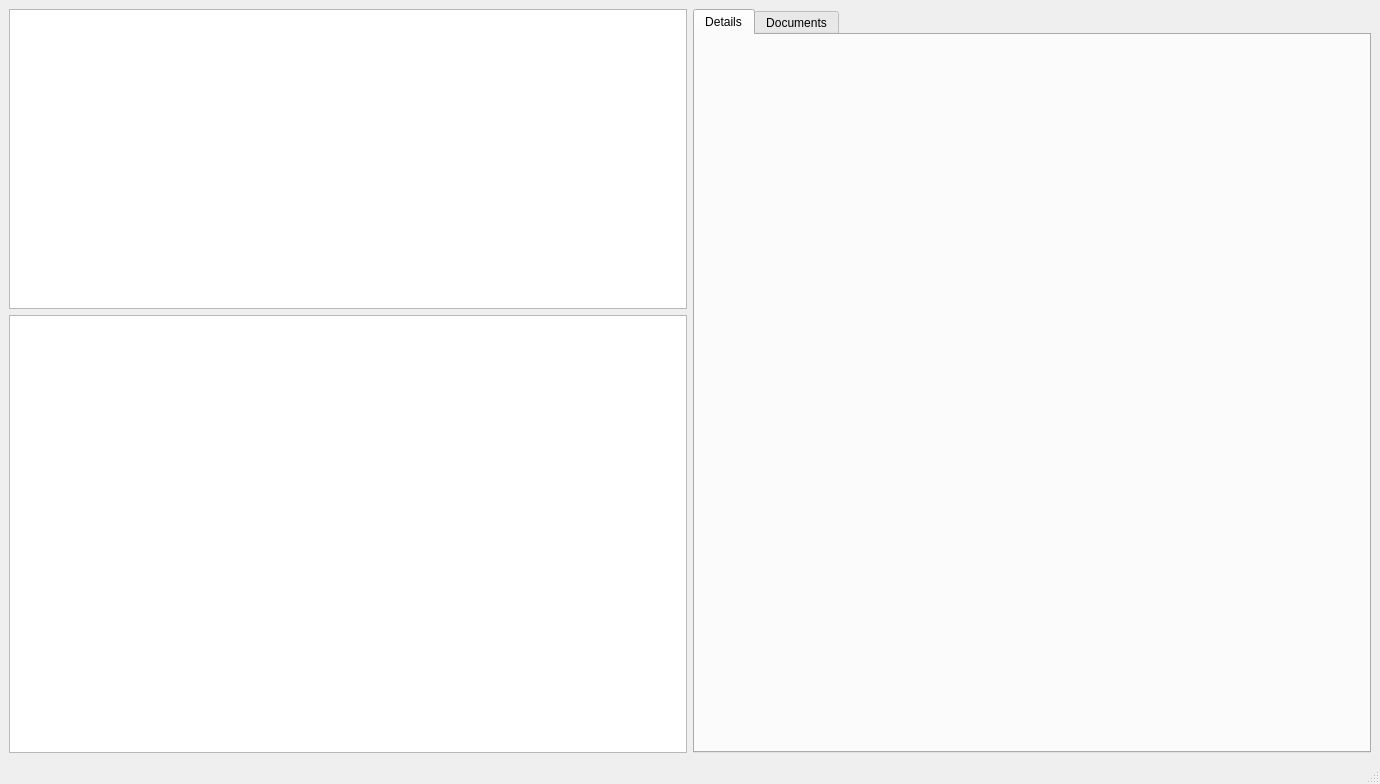
Ctgoyette/lab-inventory-application, file raw_gui.ui: the form before one commit.
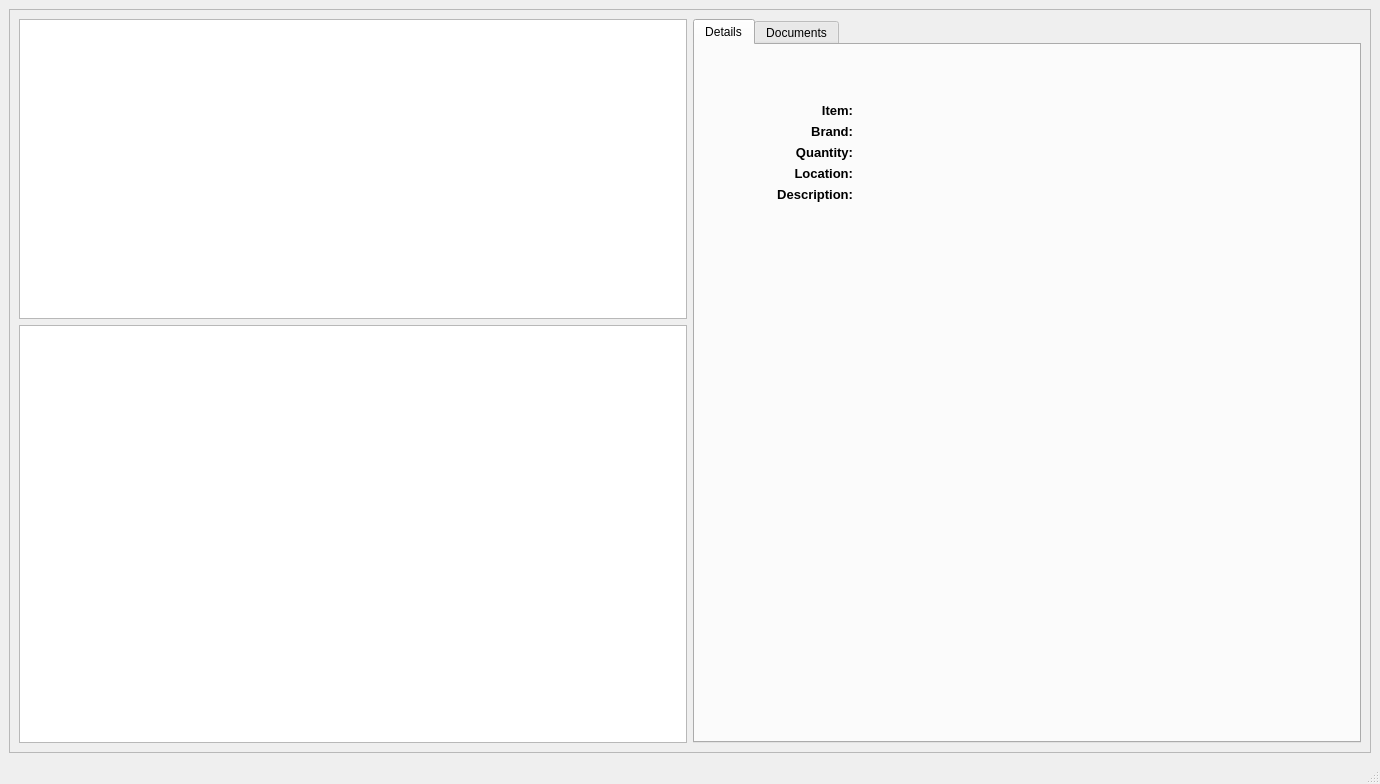
The form after the commit.

Commit message: Added details display to GUI

Diff of the .ui file:
```diff
--- a/raw_gui.ui
+++ b/raw_gui.ui
@@ -14,7 +14,16 @@
    <string>MainWindow</string>
   </property>
   <widget class="QWidget" name="centralwidget">
-   <layout class="QHBoxLayout" name="horizontalLayout">
+   <layout class="QVBoxLayout" name="verticalLayout_4">
+    <item>
+     <widget class="QFrame" name="frame_3">
+      <property name="frameShape">
+       <enum>QFrame::StyledPanel</enum>
+      </property>
+      <property name="frameShadow">
+       <enum>QFrame::Raised</enum>
+      </property>
+      <layout class="QHBoxLayout" name="horizontalLayout_3">
     <item>
      <widget class="QGroupBox" name="list_groupbox">
       <property name="styleSheet">
@@ -80,12 +89,195 @@
        <attribute name="title">
         <string>Details</string>
        </attribute>
+          <layout class="QHBoxLayout" name="horizontalLayout_2">
+           <item>
+            <widget class="QFrame" name="frame">
+             <property name="maximumSize">
+              <size>
+               <width>150</width>
+               <height>16777215</height>
+              </size>
+             </property>
+             <property name="font">
+              <font>
+               <pointsize>10</pointsize>
+               <weight>75</weight>
+               <bold>true</bold>
+              </font>
+             </property>
+             <layout class="QVBoxLayout" name="verticalLayout_2">
+              <property name="rightMargin">
+               <number>1</number>
+              </property>
+              <item>
+               <spacer name="verticalSpacer_3">
+                <property name="orientation">
+                 <enum>Qt::Vertical</enum>
+                </property>
+                <property name="sizeType">
+                 <enum>QSizePolicy::Minimum</enum>
+                </property>
+                <property name="sizeHint" stdset="0">
+                 <size>
+                  <width>20</width>
+                  <height>40</height>
+                 </size>
+                </property>
+               </spacer>
+              </item>
+              <item>
+               <widget class="QLabel" name="label">
+                <property name="text">
+                 <string>Item:</string>
+                </property>
+                <property name="alignment">
+                 <set>Qt::AlignRight|Qt::AlignTrailing|Qt::AlignVCenter</set>
+                </property>
+               </widget>
+              </item>
+              <item>
+               <widget class="QLabel" name="label_2">
+                <property name="text">
+                 <string>Brand:</string>
+                </property>
+                <property name="alignment">
+                 <set>Qt::AlignRight|Qt::AlignTrailing|Qt::AlignVCenter</set>
+                </property>
+               </widget>
+              </item>
+              <item>
+               <widget class="QLabel" name="label_3">
+                <property name="text">
+                 <string>Quantity:</string>
+                </property>
+                <property name="alignment">
+                 <set>Qt::AlignRight|Qt::AlignTrailing|Qt::AlignVCenter</set>
+                </property>
+               </widget>
+              </item>
+              <item>
+               <widget class="QLabel" name="label_4">
+                <property name="text">
+                 <string>Location:</string>
+                </property>
+                <property name="alignment">
+                 <set>Qt::AlignRight|Qt::AlignTrailing|Qt::AlignVCenter</set>
+                </property>
+               </widget>
+              </item>
+              <item>
+               <widget class="QLabel" name="label_5">
+                <property name="text">
+                 <string>Description:</string>
+                </property>
+                <property name="alignment">
+                 <set>Qt::AlignRight|Qt::AlignTrailing|Qt::AlignVCenter</set>
+                </property>
+               </widget>
+              </item>
+              <item>
+               <spacer name="verticalSpacer">
+                <property name="orientation">
+                 <enum>Qt::Vertical</enum>
+                </property>
+                <property name="sizeHint" stdset="0">
+                 <size>
+                  <width>20</width>
+                  <height>40</height>
+                 </size>
+                </property>
+               </spacer>
+              </item>
+             </layout>
+            </widget>
+           </item>
+           <item>
+            <widget class="QFrame" name="frame_2">
+             <property name="font">
+              <font>
+               <pointsize>10</pointsize>
+               <weight>50</weight>
+               <bold>false</bold>
+              </font>
+             </property>
+             <layout class="QVBoxLayout" name="verticalLayout_3">
+              <item>
+               <spacer name="verticalSpacer_4">
+                <property name="orientation">
+                 <enum>Qt::Vertical</enum>
+                </property>
+                <property name="sizeType">
+                 <enum>QSizePolicy::Minimum</enum>
+                </property>
+                <property name="sizeHint" stdset="0">
+                 <size>
+                  <width>20</width>
+                  <height>40</height>
+                 </size>
+                </property>
+               </spacer>
+              </item>
+              <item>
+               <widget class="QLabel" name="item_label">
+                <property name="text">
+                 <string/>
+                </property>
+               </widget>
+              </item>
+              <item>
+               <widget class="QLabel" name="brand_label">
+                <property name="text">
+                 <string/>
+                </property>
+               </widget>
+              </item>
+              <item>
+               <widget class="QLabel" name="quantity_label">
+                <property name="text">
+                 <string/>
+                </property>
+               </widget>
+              </item>
+              <item>
+               <widget class="QLabel" name="location_label">
+                <property name="text">
+                 <string/>
+                </property>
+               </widget>
+              </item>
+              <item>
+               <widget class="QLabel" name="description_label">
+                <property name="text">
+                 <string/>
+                </property>
+               </widget>
+              </item>
+              <item>
+               <spacer name="verticalSpacer_2">
+                <property name="orientation">
+                 <enum>Qt::Vertical</enum>
+                </property>
+                <property name="sizeHint" stdset="0">
+                 <size>
+                  <width>20</width>
+                  <height>40</height>
+                 </size>
+                </property>
+               </spacer>
+              </item>
+             </layout>
+            </widget>
+           </item>
+          </layout>
       </widget>
       <widget class="QWidget" name="documents_tab">
        <attribute name="title">
         <string>Documents</string>
        </attribute>
       </widget>
+        </widget>
+       </item>
+      </layout>
      </widget>
     </item>
    </layout>
```
Lines whose indentation alone changed are shown as unchanged. The commit also changes 4 other files.
